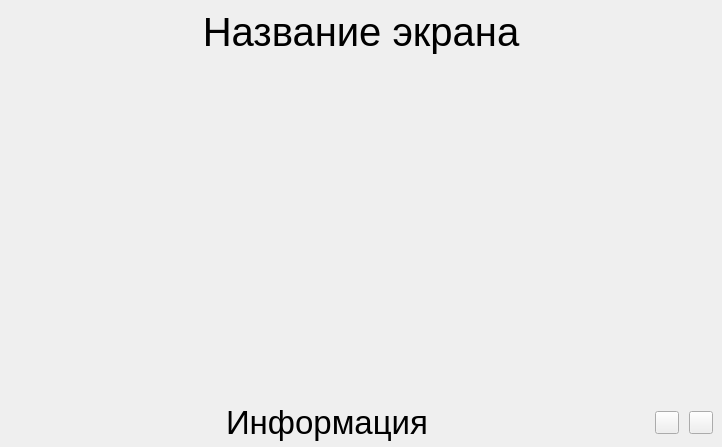
Before: the Qt Designer form app/abstractdialogpage.ui in VictoriaSin/ICPMonitor, drawn with Qt 5.
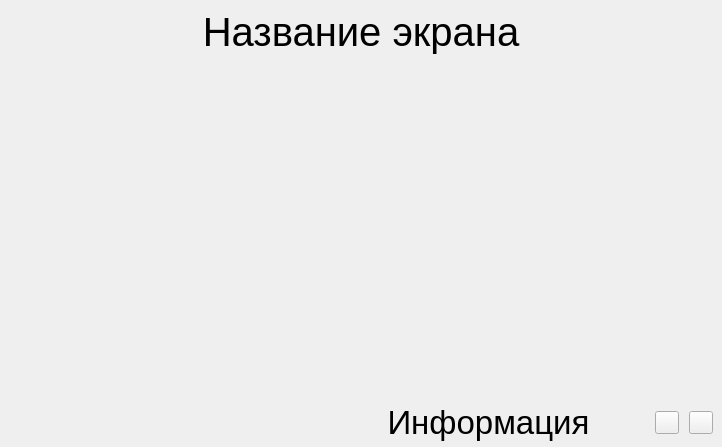
After: the same form once the commit is applied. Icons and pictures are not drawn. Custom widgets are drawn as their Qt base class.

```diff
--- a/app/abstractdialogpage.ui
+++ b/app/abstractdialogpage.ui
@@ -130,6 +130,13 @@
      <property name="bottomMargin">
       <number>6</number>
      </property>
+     <item>
+      <widget class="QLabel" name="flashStatusLabel">
+       <property name="text">
+        <string/>
+       </property>
+      </widget>
+     </item>
      <item>
       <widget class="QLabel" name="infoLabel">
        <property name="sizePolicy">
```
